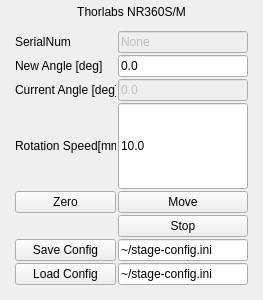
nanophotonics/nplab, file nplab/instrument/stage/thorlabs_nr360sm.ui: the form before one commit.
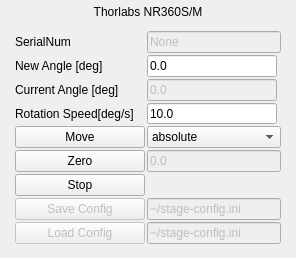
The form after the commit.

Commit message: Final version of rotating stage - PyAPT extended to be able to stop stage mid-move, but means that thread calling the DLL in the move has to timeout

Diff of the .ui file:
```diff
--- a/nplab/instrument/stage/thorlabs_nr360sm.ui
+++ b/nplab/instrument/stage/thorlabs_nr360sm.ui
@@ -9,8 +9,8 @@
    <rect>
     <x>0</x>
     <y>0</y>
-    <width>263</width>
-    <height>300</height>
+    <width>296</width>
+    <height>258</height>
    </rect>
   </property>
   <property name="minimumSize">
@@ -65,66 +65,46 @@
      <property name="bottomMargin">
       <number>10</number>
      </property>
-     <item row="9" column="0">
-      <widget class="QPushButton" name="load_config_button">
+     <item row="6" column="1">
+      <widget class="QLineEdit" name="zero_pos_textbox">
+       <property name="enabled">
+        <bool>false</bool>
+       </property>
        <property name="text">
-        <string>Load Config</string>
+        <string>0.0</string>
        </property>
       </widget>
      </item>
-     <item row="9" column="1">
-      <widget class="QLineEdit" name="load_config_textbox">
+     <item row="10" column="1">
+      <widget class="QLineEdit" name="save_config_textbox">
+       <property name="enabled">
+        <bool>false</bool>
+       </property>
        <property name="text">
         <string>~/stage-config.ini</string>
        </property>
       </widget>
      </item>
-     <item row="7" column="0">
+     <item row="10" column="0">
       <widget class="QPushButton" name="save_config_button">
+       <property name="enabled">
+        <bool>false</bool>
+       </property>
        <property name="text">
         <string>Save Config</string>
        </property>
       </widget>
      </item>
-     <item row="7" column="1">
-      <widget class="QLineEdit" name="save_config_textbox">
+     <item row="11" column="1">
+      <widget class="QLineEdit" name="load_config_textbox">
+       <property name="enabled">
+        <bool>false</bool>
+       </property>
        <property name="text">
         <string>~/stage-config.ini</string>
        </property>
       </widget>
      </item>
-     <item row="5" column="0">
-      <widget class="QPushButton" name="zero_button">
-       <property name="text">
-        <string>Zero</string>
-       </property>
-      </widget>
-     </item>
-     <item row="5" column="1">
-      <widget class="QPushButton" name="move_button">
-       <property name="sizePolicy">
-        <sizepolicy hsizetype="Fixed" vsizetype="Fixed">
-         <horstretch>0</horstretch>
-         <verstretch>0</verstretch>
-        </sizepolicy>
-       </property>
-       <property name="minimumSize">
-        <size>
-         <width>130</width>
-         <height>0</height>
-        </size>
-       </property>
-       <property name="sizeIncrement">
-        <size>
-         <width>2</width>
-         <height>2</height>
-        </size>
-       </property>
-       <property name="text">
-        <string>Move</string>
-       </property>
-      </widget>
-     </item>
      <item row="4" column="0">
       <widget class="QLabel" name="label_8">
        <property name="minimumSize">
@@ -134,7 +114,7 @@
         </size>
        </property>
        <property name="text">
-        <string>Rotation Speed[mm]</string>
+        <string>Rotation Speed[deg/s]</string>
        </property>
       </widget>
      </item>
@@ -240,6 +220,16 @@
        </property>
       </widget>
      </item>
+     <item row="11" column="0">
+      <widget class="QPushButton" name="load_config_button">
+       <property name="enabled">
+        <bool>false</bool>
+       </property>
+       <property name="text">
+        <string>Load Config</string>
+       </property>
+      </widget>
+     </item>
      <item row="4" column="1">
       <widget class="QLineEdit" name="rotation_speed_textbox">
        <property name="sizePolicy">
@@ -271,7 +261,53 @@
        </property>
       </widget>
      </item>
-     <item row="6" column="1">
+     <item row="6" column="0">
+      <widget class="QPushButton" name="zero_button">
+       <property name="text">
+        <string>Zero</string>
+       </property>
+      </widget>
+     </item>
+     <item row="5" column="0">
+      <widget class="QPushButton" name="move_button">
+       <property name="sizePolicy">
+        <sizepolicy hsizetype="Fixed" vsizetype="Fixed">
+         <horstretch>0</horstretch>
+         <verstretch>0</verstretch>
+        </sizepolicy>
+       </property>
+       <property name="minimumSize">
+        <size>
+         <width>130</width>
+         <height>0</height>
+        </size>
+       </property>
+       <property name="sizeIncrement">
+        <size>
+         <width>2</width>
+         <height>2</height>
+        </size>
+       </property>
+       <property name="text">
+        <string>Move</string>
+       </property>
+      </widget>
+     </item>
+     <item row="5" column="1">
+      <widget class="QComboBox" name="move_combo_box">
+       <item>
+        <property name="text">
+         <string>absolute</string>
+        </property>
+       </item>
+       <item>
+        <property name="text">
+         <string>relative</string>
+        </property>
+       </item>
+      </widget>
+     </item>
+     <item row="7" column="0">
       <widget class="QPushButton" name="stop_button">
        <property name="text">
         <string>Stop</string>
```
The commit also changes 2 other files.
